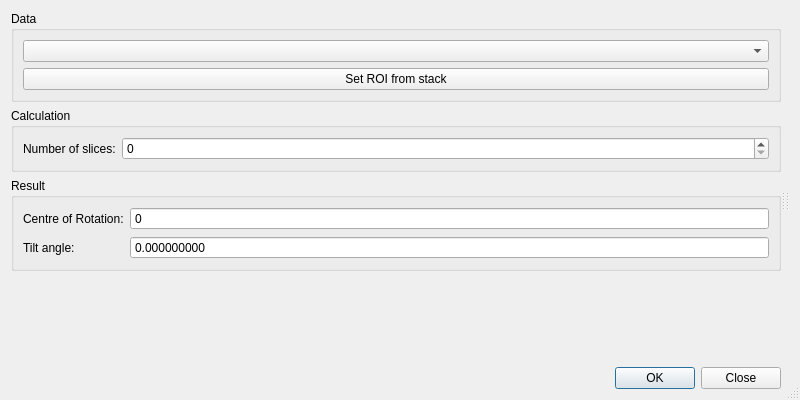
This is mantidimaging/gui/ui/cor_tilt_dialog.ui in mantidproject/mantidimaging as Qt 5 draws it before an edit. The edited form follows.
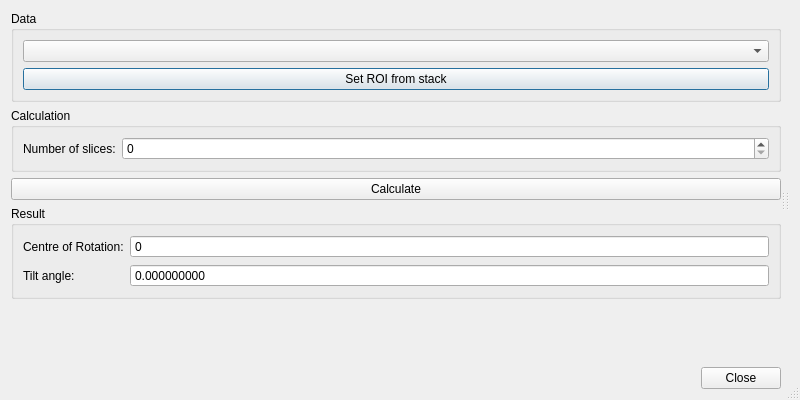
This is the edited form. Custom widgets are drawn as their Qt base class.

Commit message:
Add axes labels and move calculate button
Re #127

The edit to the form file:
```diff
--- a/mantidimaging/gui/ui/cor_tilt_dialog.ui
+++ b/mantidimaging/gui/ui/cor_tilt_dialog.ui
@@ -69,6 +69,13 @@
          </layout>
         </widget>
        </item>
+       <item>
+        <widget class="QPushButton" name="calculateButton">
+         <property name="text">
+          <string>Calculate</string>
+         </property>
+        </widget>
+       </item>
        <item>
         <widget class="QGroupBox" name="resultGroup">
          <property name="title">
@@ -143,7 +150,7 @@
        <item>
         <widget class="QDialogButtonBox" name="buttonBox">
          <property name="standardButtons">
-          <set>QDialogButtonBox::Close|QDialogButtonBox::Ok</set>
+          <set>QDialogButtonBox::Close</set>
          </property>
         </widget>
        </item>
```
The commit also changes 1 other file.
